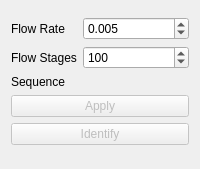
This is CMCF/Resources/UI/CMCF.ui in allemangD/cmcf as Qt 5 draws it before an edit. The edited form follows.
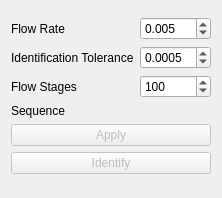
This is the edited form. Custom widgets are drawn as their Qt base class.

Commit message: ENH: Identify tolerance spinbox.

Patch:
```diff
--- a/CMCF/Resources/UI/CMCF.ui
+++ b/CMCF/Resources/UI/CMCF.ui
@@ -35,7 +35,7 @@
             <double>0.001</double>
           </property>
           <property name="maximum">
-            <double>1.0</double>
+            <double>100.0</double>
           </property>
           <property name="value">
             <double>0.005</double>
@@ -49,11 +49,38 @@
       <item row="2" column="0">
         <widget class="QLabel">
           <property name="text">
-            <string>Flow Stages</string>
+            <string>Identification Tolerance</string>
           </property>
         </widget>
       </item>
       <item row="2" column="1">
+        <widget class="QDoubleSpinBox" name="dsbTolerance">
+          <property name="decimals">
+            <number>4</number>
+          </property>
+          <property name="minimum">
+            <double>0.000</double>
+          </property>
+          <property name="maximum">
+            <double>1.0</double>
+          </property>
+          <property name="value">
+            <double>0.0005</double>
+          </property>
+          <property name="singleStep">
+            <double>0.0001</double>
+          </property>
+        </widget>
+      </item>
+
+      <item row="3" column="0">
+        <widget class="QLabel">
+          <property name="text">
+            <string>Flow Stages</string>
+          </property>
+        </widget>
+      </item>
+      <item row="3" column="1">
         <widget class="QSpinBox" name="sbStages">
           <property name="minimum">
             <number>0</number>
@@ -70,14 +97,14 @@
         </widget>
       </item>
 
-      <item row="3" column="0">
+      <item row="4" column="0">
         <widget class="QLabel">
           <property name="text">
             <string>Sequence</string>
           </property>
         </widget>
       </item>
-      <item row="3" column="1">
+      <item row="4" column="1">
         <widget class="qMRMLNodeComboBox" name="selSequence">
           <property name="noneEnabled">
             <bool>true</bool>
@@ -100,7 +127,7 @@
         </widget>
       </item>
 
-      <item row="4" column="0" colspan="2">
+      <item row="5" column="0" colspan="2">
         <widget class="QPushButton" name="btnApply">
           <property name="enabled">
             <bool>false</bool>
@@ -114,7 +141,7 @@
         </widget>
       </item>
 
-      <item row="5" column="0" colspan="2">
+      <item row="6" column="0" colspan="2">
         <widget class="QPushButton" name="btnIdentify">
           <property name="enabled">
             <bool>false</bool>
@@ -128,7 +155,7 @@
         </widget>
       </item>
 
-      <item row="6" column="0" colspan="2">
+      <item row="7" column="0" colspan="2">
         <spacer name="verticalSpacer">
           <property name="orientation">
             <enum>Qt::Vertical</enum>
```
The commit also changes 2 other files.
